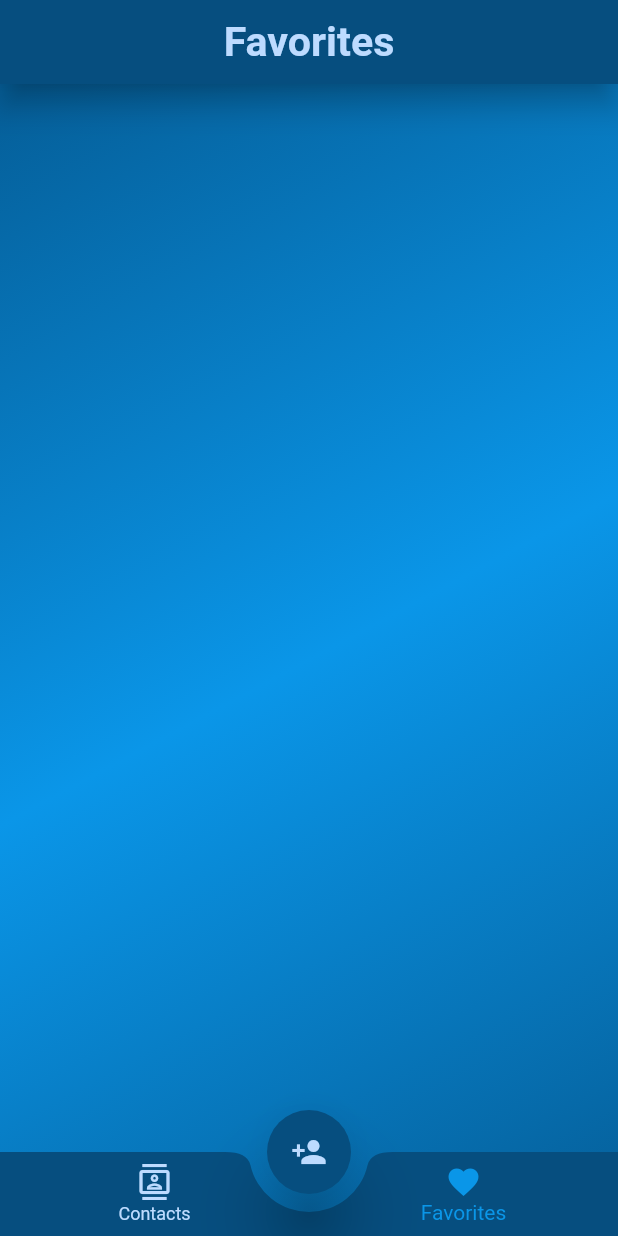
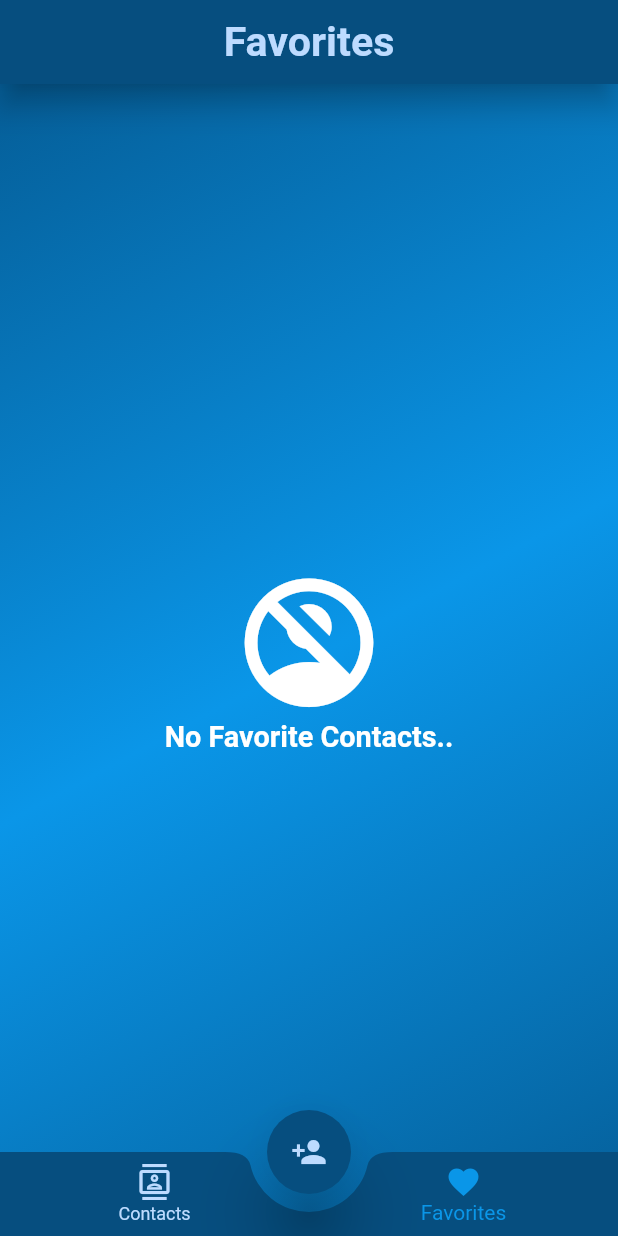
Before and after one commit to AsemAmmar99/easy_contacts, a Flutter app: the screen it shows after launch, item 2 of the bottom bar chosen, on a phone screen of 412 x 824 dp. Run offline on Flutter 3.47's test engine with Material 2 defaults, Android fonts, the light colour scheme and no system bars; our stand-ins replace country_code_picker, flutter_bloc, fluttertoast, sizer, sqflite; accounts and stored records are empty; statements that could not run were skipped.

Commit message:
Most of it

```diff
--- a/lib/presentation/screens/favorites/favorites_screen.dart
+++ b/lib/presentation/screens/favorites/favorites_screen.dart
@@ -1,4 +1,8 @@
 import 'package:flutter/material.dart';
+import 'package:flutter_bloc/flutter_bloc.dart';
+
+import '../../../business_logic/app_cubit.dart';
+import '../../views/contacts_lists_builder.dart';
 
 class FavoritesScreen extends StatefulWidget {
   const FavoritesScreen({Key? key}) : super(key: key);
@@ -8,8 +12,26 @@ class FavoritesScreen extends StatefulWidget {
 }
 
 class _FavoritesScreenState extends State<FavoritesScreen> {
+  late List<Map> favoritesList;
+
+  @override
+  void didChangeDependencies() {
+    favoritesList = AppCubit
+        .get(context)
+        .favorites;
+    super.didChangeDependencies();
+  }
+
   @override
   Widget build(BuildContext context) {
-    return Container();
+    return BlocBuilder<AppCubit, AppState>(
+      builder: (context, state) {
+        return ContactsListsBuilder(
+          contacts: favoritesList,
+          noContactsText: 'No Favorite Contacts..',
+          contactType: 'favorite',
+        );
+      },
+    );
   }
 }
--- a/lib/presentation/screens/home/home_layout.dart
+++ b/lib/presentation/screens/home/home_layout.dart
@@ -53,9 +53,7 @@ class _HomeLayoutState extends State<HomeLayout> {
               textSize: 20.sp,
             ),
           ),
-          body: BlocBuilder<AppCubit, AppState>(
-            builder: (context, state) {
-              return Stack(children: [
+          body: Stack(children: [
             Container(
               decoration: const BoxDecoration(
                   gradient: LinearGradient(
@@ -64,10 +62,18 @@ class _HomeLayoutState extends State<HomeLayout> {
                 colors: [skyBlue, lightSkyBlue, skyBlue],
               )),
             ),
-                cubit.screens[cubit.currentIndex],
-              ]);
+            BlocBuilder<AppCubit, AppState>(
+              builder: (BuildContext context, state) {
+                if (state is AppGetContactsLoadingState) {
+                  return const Center(
+                    child: CircularProgressIndicator(color: darkBlue),
+                  );
+                } else {
+                  return cubit.screens[cubit.currentIndex];
+                }
               },
             ),
+          ]),
           floatingActionButton: FloatingActionButton(
             onPressed: () async {
               if (cubit.isBottomSheetShown) {
--- a/lib/presentation/views/contacts_lists_builder.dart
+++ b/lib/presentation/views/contacts_lists_builder.dart
@@ -40,11 +40,14 @@ class ContactsListsBuilder extends StatelessWidget {
           ],
         ),
       ),
-      child: ListView.separated(
-        itemBuilder: (context, index) =>
-            ContactsListItem(contactModel: contacts[index]),
-        separatorBuilder: (context, index) => const DefaultListsSeparator(),
-        itemCount: contacts.length,
+      child: Padding(
+        padding: EdgeInsets.symmetric(vertical: 2.h),
+        child: ListView.separated(
+          itemBuilder: (context, index) =>
+              ContactsListItem(contactModel: contacts[index]),
+          separatorBuilder: (context, index) => const DefaultListsSeparator(),
+          itemCount: contacts.length,
+        ),
       ),
     );
   }
--- a/pubspec.yaml
+++ b/pubspec.yaml
@@ -36,6 +36,9 @@ dependencies:
   sqflite: ^2.2.6
   sizer: ^2.0.15
   country_code_picker: ^3.0.0
+  fluttertoast: ^8.2.1
+  url_launcher: ^6.1.10
+
 
 dev_dependencies:
   flutter_test:
```
Also changed, not shown: lib/business_logic/app_cubit.dart (+5 -3 lines), lib/presentation/views/contacts_list_item.dart (+36 -3 lines), lib/presentation/views/edit_contact_dialog.dart (added, +134 -0 lines), lib/presentation/widgets/default_text_button.dart (added, +26 -0 lines), pubspec.lock, 2 other files. Lines whose indentation alone changed are shown as unchanged.
